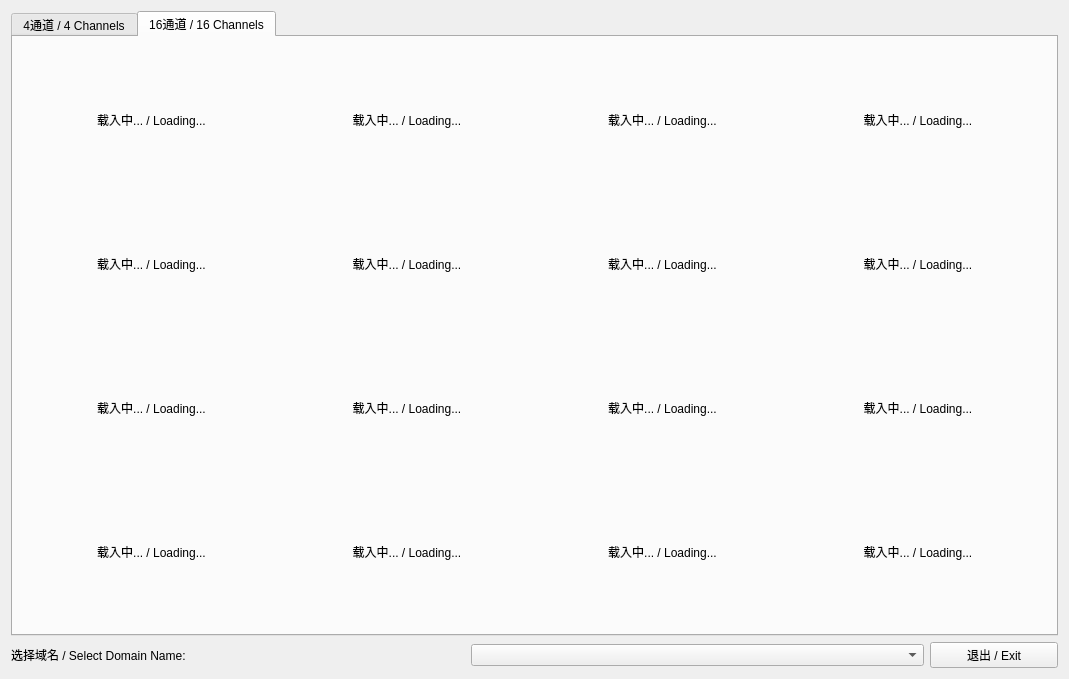
Old version of the form src/mainwindow.ui in the repository alex-lt-kong/q-rtsp-viewer.
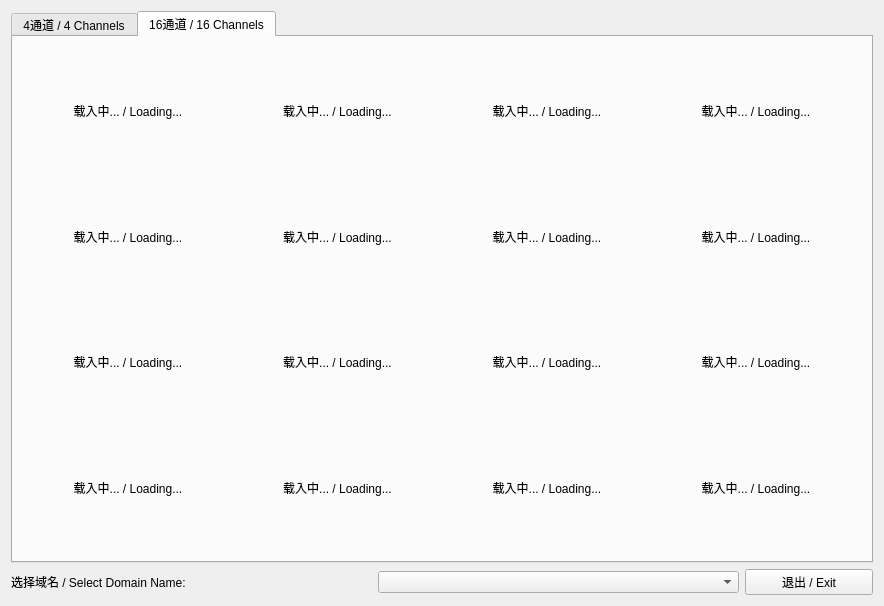
New version of the form. The open tabs and pages were chosen to show the change. Icons and pictures are not drawn.

Commit message: new windows build

Patch:
```diff
--- a/src/mainwindow.ui
+++ b/src/mainwindow.ui
@@ -6,8 +6,8 @@
    <rect>
     <x>0</x>
     <y>0</y>
-    <width>1069</width>
-    <height>679</height>
+    <width>884</width>
+    <height>606</height>
    </rect>
   </property>
   <property name="windowTitle">
```
Left out of the diff: 2 changed lines with no effect on the pictures. The commit also changes 5 other files.
